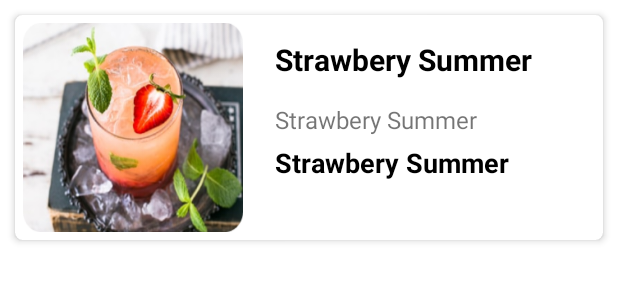
After one commit to NiswaAyuLestari/AppOrderingFood-Klp-I, an Android app: the layout item_list_drink.xml on its own in the app's theme, with its tools: preview values and no code run, on a phone screen of 412 x 824 dp. The commit adds this screen. Shown: the top 300 px of the screen. Run offline under Robolectric (Android 15) with nearby library versions, the phone set to English and light mode, and no system bars.

Commit message:
menu drink 1

```diff
--- /dev/null
+++ b/app/src/main/java/com/lenovo/orderingfood/adapter/DrinkAdapter.kt
@@ -0,0 +1,4 @@
+package com.lenovo.orderingfood.adapter
+
+class DrinkAdapter {
+}
--- /dev/null
+++ b/app/src/main/res/drawable-v24/ic_circle_white.xml
@@ -0,0 +1,5 @@
+<vector android:height="24dp" android:tint="#FFFFFF"
+    android:viewportHeight="24.0" android:viewportWidth="24.0"
+    android:width="24dp" xmlns:android="http://schemas.android.com/apk/res/android">
+    <path android:fillColor="#FF000000" android:pathData="M12,12m-10,0a10,10 0,1 1,20 0a10,10 0,1 1,-20 0"/>
+</vector>
--- a/app/src/main/res/layout/activity_home.xml
+++ b/app/src/main/res/layout/activity_home.xml
@@ -117,6 +117,7 @@
                 app:cardUseCompatPadding="true">
 
                 <LinearLayout
+                    android:id="@+id/llDrink"
                     android:layout_width="match_parent"
                     android:layout_height="wrap_content"
                     android:orientation="vertical"
--- /dev/null
+++ b/app/src/main/res/layout/item_list_drink.xml
@@ -0,0 +1,83 @@
+<?xml version="1.0" encoding="utf-8"?>
+<RelativeLayout xmlns:android="http://schemas.android.com/apk/res/android"
+    android:layout_width="match_parent"
+    android:layout_height="wrap_content"
+    xmlns:tools="http://schemas.android.com/tools"
+    android:id="@+id/rl_listdrink"
+    xmlns:app="http://schemas.android.com/apk/res-auto">
+
+
+        <LinearLayout
+            android:layout_width="match_parent"
+            android:layout_height="match_parent"
+            android:orientation="horizontal">
+
+            <androidx.cardview.widget.CardView
+                android:layout_width="match_parent"
+                android:layout_height="wrap_content"
+                android:layout_margin="10dp"
+                app:cardCornerRadius="5dp"
+                app:cardElevation="3dp">
+
+            <RelativeLayout
+                android:id="@+id/rlHotel"
+                android:layout_width="match_parent"
+                android:layout_height="wrap_content">
+
+                <ImageView
+                    android:padding="5dp"
+                    android:paddingEnd="16dp"
+                    android:id="@+id/imgHotel"
+                    android:layout_width="168dp"
+                    android:layout_height="150dp"
+                    android:scaleType="fitXY"
+                    tools:src="@drawable/dd"/>
+
+                <TextView
+                    android:id="@+id/NamaHotel"
+                    android:layout_width="wrap_content"
+                    android:layout_height="wrap_content"
+                    android:layout_marginStart="5dp"
+                    android:layout_marginTop="16dp"
+                    android:layout_marginEnd="5dp"
+                    android:layout_marginBottom="5dp"
+                    android:layout_toRightOf="@id/imgHotel"
+                    android:textAppearance="@style/Base.TextAppearance.AppCompat.Small"
+                    android:textColor="@android:color/black"
+                    android:textSize="20sp"
+                    android:textStyle="bold"
+                    tools:text="Strawbery Summer" />
+
+                <TextView
+                    android:id="@+id/JenisDrink"
+                    android:layout_width="wrap_content"
+                    android:layout_height="wrap_content"
+                    android:layout_marginStart="5dp"
+                    android:layout_marginTop="10dp"
+                    android:layout_marginEnd="5dp"
+                    android:layout_marginBottom="5dp"
+                    android:layout_toRightOf="@id/imgHotel"
+                    android:layout_below="@id/NamaHotel"
+                    android:textSize="16sp"
+                    tools:text="Strawbery Summer"/>
+
+                <TextView
+                    android:id="@+id/HargaDrink"
+                    android:layout_width="wrap_content"
+                    android:layout_height="wrap_content"
+                    android:layout_marginStart="5dp"
+                    android:layout_marginEnd="5dp"
+                    android:layout_marginBottom="5dp"
+                    android:layout_toRightOf="@id/imgHotel"
+                    android:layout_below="@id/JenisDrink"
+                    android:textSize="18sp"
+                    android:textStyle="bold"
+                    android:textColor="@color/black"
+                    tools:text="Strawbery Summer"/>
+            </RelativeLayout>
+
+            </androidx.cardview.widget.CardView>
+
+        </LinearLayout>
+
+</RelativeLayout>
```
Also changed, not shown: app/src/main/AndroidManifest.xml (+7 -4 lines), app/src/main/java/com/lenovo/orderingfood/DBHelper.kt (+4 -4 lines), app/src/main/java/com/lenovo/orderingfood/DrinkActivity.kt (added, +11 -0 lines), app/src/main/java/com/lenovo/orderingfood/HomeActivity.kt (+7 -0 lines), app/src/main/java/com/lenovo/orderingfood/Login.kt (+19 -10 lines), app/src/main/java/com/lenovo/orderingfood/Registration.kt (+17 -7 lines), app/src/main/res/layout/activity_drink.xml (added, +48 -0 lines), app/src/main/res/values/themes.xml (+15 -0 lines), app/src/main/res/drawable-v24/ic_arrow.png (added), app/src/main/res/drawable/d.png (added), app/src/main/res/drawable/dd.png (added), app/src/main/res/drawable/ddd.png (added), app/src/main/res/drawable/dddd.png (added), app/src/main/res/drawable/ddddd.png (added), 2 more files.
